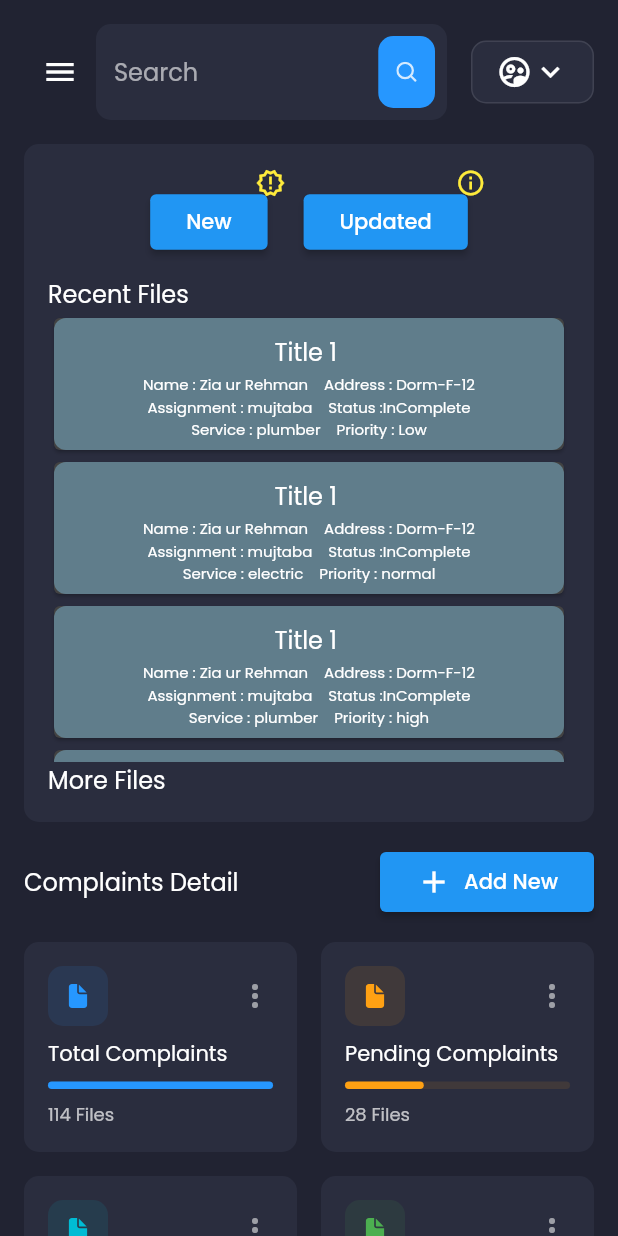
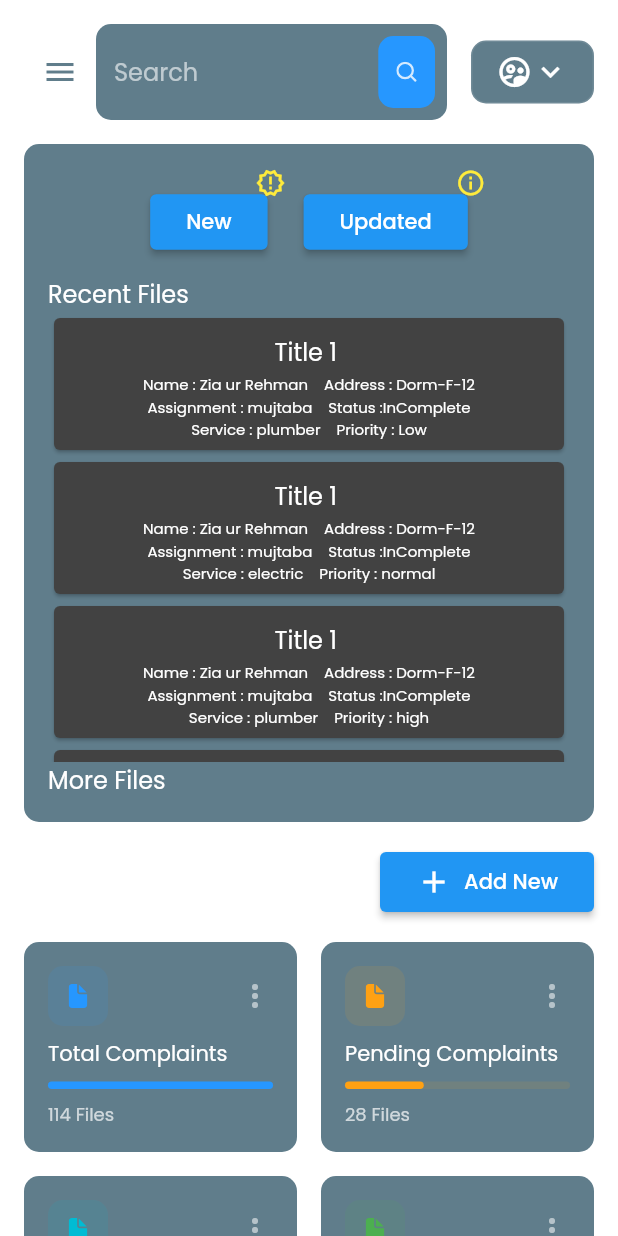
Before and after one commit to Aliraza777/final_project_01, a Flutter app: the screen it shows after launch, on a phone screen of 412 x 824 dp. Run offline on Flutter 3.47's test engine with Material 2 defaults, Android fonts, the phone set to English and light mode, and no system bars; our stand-ins replace fl_chart, flutter_svg, google_fonts; project files that could hold a hidden picture were left out.

Commit message:
changed constant colors

```diff
--- a/lib/constants.dart
+++ b/lib/constants.dart
@@ -1,7 +1,7 @@
 import 'package:flutter/material.dart';
 
 const primaryColor = Color(0xFF2697FF);
-const secondaryColor = Color(0xFF2A2D3E);
-const bgColor = Color(0xFF212332);
+const secondaryColor = Colors.blueGrey;
+const bgColor = Colors.white;
 
 const defaultPadding = 16.0;
--- a/lib/dashboard.dart
+++ b/lib/dashboard.dart
@@ -63,7 +63,10 @@ class Header extends StatelessWidget {
       children: [
         if (!Responsive.isDesktop(context))
           IconButton(
-            icon: Icon(Icons.menu),
+            icon: Icon(
+              Icons.menu,
+              color: secondaryColor,
+            ),
             // onPressed: context.read<MenuController>().controlMenu,
 
             onPressed: () => Scaffold.of(context).openDrawer(),
--- a/lib/list_tile_card.dart
+++ b/lib/list_tile_card.dart
@@ -32,7 +32,7 @@ class List_Tile extends StatelessWidget {
                 .push(MaterialPageRoute(builder: (context) => ReportScreen()));
           },
           child: ListTile(
-            tileColor: Colors.blueGrey,
+            tileColor: Colors.grey[800],
             shape: RoundedRectangleBorder(
                 borderRadius: BorderRadius.all(Radius.circular(8.0))),
             contentPadding: EdgeInsets.symmetric(horizontal: 0.0),
```
